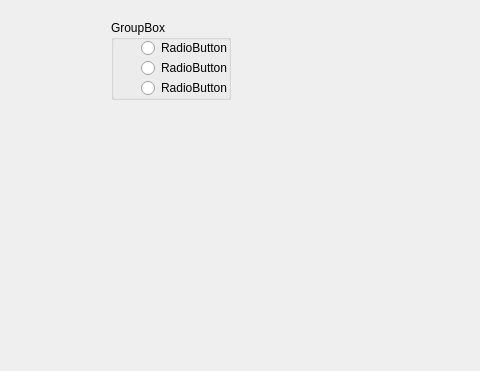
Qt form test.ui (jindezhang/kqj) before a commit; both pictures show x 199 to 679 and y 0 to 371 of the 800 by 600 pixel window.
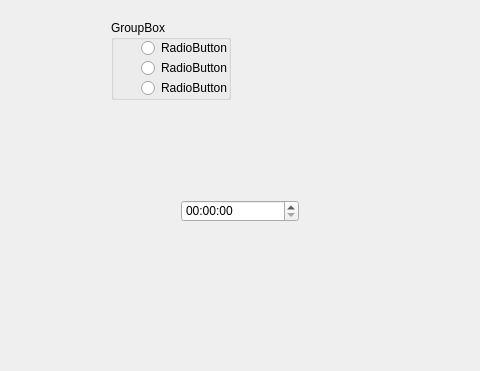
The same form after that commit.

Diff of the .ui file:
```diff
--- a/test.ui
+++ b/test.ui
@@ -79,6 +79,16 @@
      </property>
     </widget>
    </widget>
+   <widget class="QTimeEdit" name="timeEdit">
+    <property name="geometry">
+     <rect>
+      <x>380</x>
+      <y>200</y>
+      <width>118</width>
+      <height>22</height>
+     </rect>
+    </property>
+   </widget>
   </widget>
   <widget class="QMenuBar" name="menubar">
    <property name="geometry">
```
